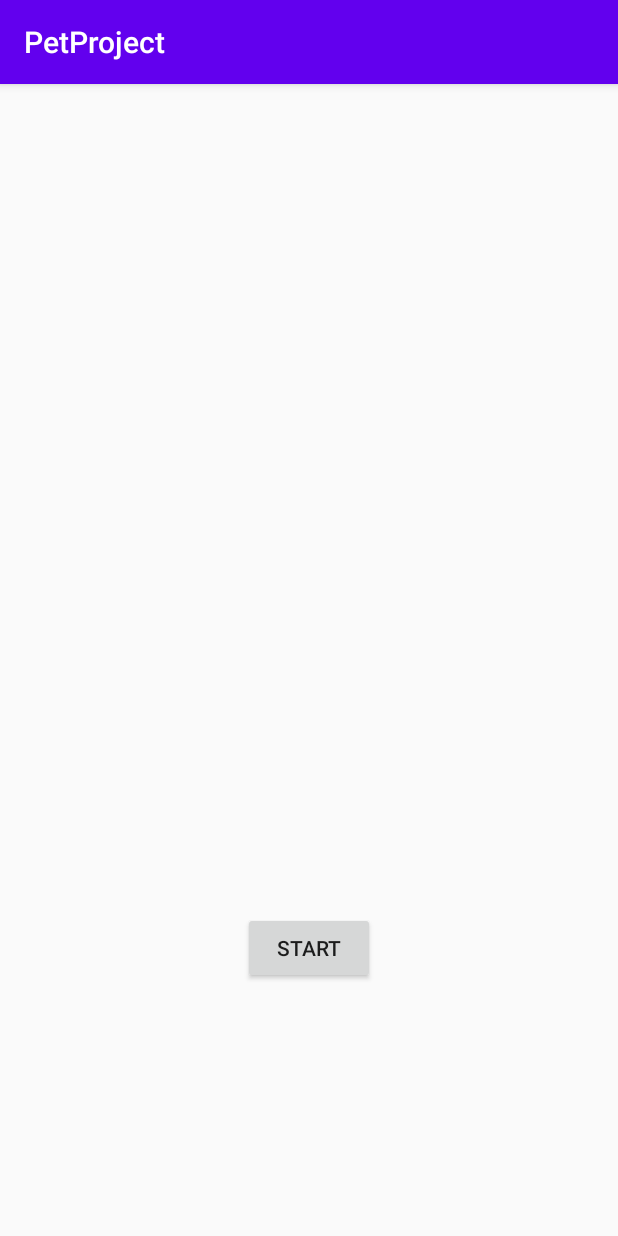
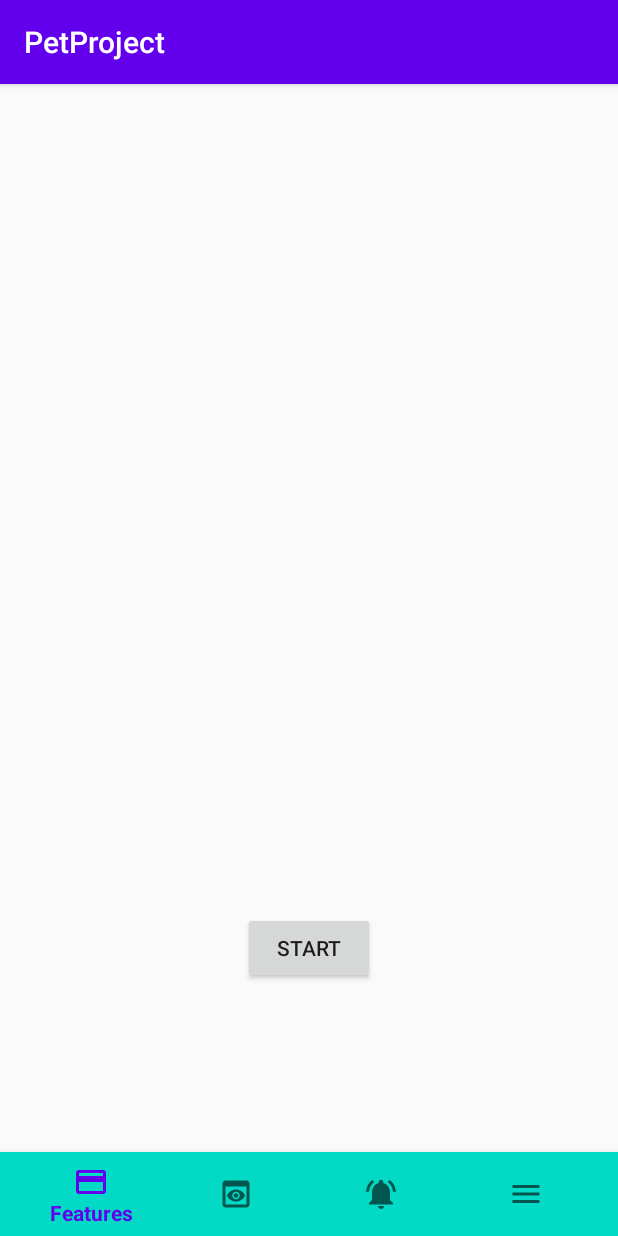
Before and after one commit to Denchikspb/PetProject, an Android app: the screen it shows after launch (MainActivity), on a phone screen of 412 x 824 dp. Run offline under Robolectric (Android 15) with nearby library versions, the phone set to English and light mode, and no system bars; our stand-ins replace Dagger/Hilt's generated code; 2 statements that could not run were skipped.

Commit message:
add bottom navigation

```diff
--- a/app/build.gradle
+++ b/app/build.gradle
@@ -51,4 +51,6 @@ dependencies {
 
     implementation 'com.github.bumptech.glide:glide:4.11.0'
     annotationProcessor 'com.github.bumptech.glide:compiler:4.11.0'
+
+    implementation 'com.google.android.material:material:1.3.0'
 }
--- a/app/src/main/java/com/example/petproject/MainActivity.kt
+++ b/app/src/main/java/com/example/petproject/MainActivity.kt
@@ -3,6 +3,7 @@ package com.example.petproject
 import android.content.Intent
 import android.os.Bundle
 import android.view.View
+import android.widget.Toast
 import androidx.appcompat.app.AppCompatActivity
 import com.example.petproject.app.CardManagementRepo
 import com.example.petproject.app.TestClassA
@@ -11,6 +12,7 @@ import com.example.petproject.datasource.LocalDataSource
 import com.example.petproject.di.ApplicationComponent
 import com.example.petproject.di.DaggerApplicationComponent
 import com.example.petproject.login.ui.LoginActivity
+import com.google.android.material.bottomnavigation.BottomNavigationView
 import kotlinx.android.synthetic.main.activity_main.*
 import javax.inject.Inject
 
@@ -35,6 +37,32 @@ class MainActivity : AppCompatActivity() {
             startActivity(intent)
         }
 
+        bottom_navigation.setOnNavigationItemSelectedListener {
+            when (it.itemId) {
+                R.id.page_1 -> {
+                    Toast.makeText(this, "first", Toast.LENGTH_SHORT)
+                    // navigate
+                    true
+                }
+                R.id.page_2 -> {
+                    Toast.makeText(this, "second", Toast.LENGTH_SHORT)
+                    // navigate
+                    true
+                }
+                R.id.page_3 -> {
+                    Toast.makeText(this, "third", Toast.LENGTH_SHORT)
+                    // navigate
+                    true
+                }
+                R.id.page_4 -> {
+                    Toast.makeText(this, "fourth", Toast.LENGTH_SHORT)
+                    // navigate
+                    true
+                }
+                else -> false
+            }
+        }
+
         testClassA.show()
 
     }
--- /dev/null
+++ b/app/src/main/res/drawable/ic_credit_card.xml
@@ -0,0 +1,9 @@
+<vector xmlns:android="http://schemas.android.com/apk/res/android"
+    android:width="24dp"
+    android:height="24dp"
+    android:viewportWidth="24"
+    android:viewportHeight="24">
+  <path
+      android:fillColor="#FF000000"
+      android:pathData="M20,4L4,4c-1.11,0 -1.99,0.89 -1.99,2L2,18c0,1.11 0.89,2 2,2h16c1.11,0 2,-0.89 2,-2L22,6c0,-1.11 -0.89,-2 -2,-2zM20,18L4,18v-6h16v6zM20,8L4,8L4,6h16v2z"/>
+</vector>
--- /dev/null
+++ b/app/src/main/res/drawable/ic_menu.xml
@@ -0,0 +1,9 @@
+<vector xmlns:android="http://schemas.android.com/apk/res/android"
+    android:width="24dp"
+    android:height="24dp"
+    android:viewportWidth="24"
+    android:viewportHeight="24">
+  <path
+      android:fillColor="#FF000000"
+      android:pathData="M3,18h18v-2L3,16v2zM3,13h18v-2L3,11v2zM3,6v2h18L21,6L3,6z"/>
+</vector>
--- /dev/null
+++ b/app/src/main/res/drawable/ic_notifications_active_black.xml
@@ -0,0 +1,9 @@
+<vector xmlns:android="http://schemas.android.com/apk/res/android"
+    android:width="18dp"
+    android:height="18dp"
+    android:viewportWidth="24"
+    android:viewportHeight="24">
+  <path
+      android:pathData="M7.58,4.08L6.15,2.65C3.75,4.48 2.17,7.3 2.03,10.5h2c0.15,-2.65 1.51,-4.97 3.55,-6.42zM19.97,10.5h2c-0.15,-3.2 -1.73,-6.02 -4.12,-7.85l-1.42,1.43c2.02,1.45 3.39,3.77 3.54,6.42zM18,11c0,-3.07 -1.64,-5.64 -4.5,-6.32L13.5,4c0,-0.83 -0.67,-1.5 -1.5,-1.5s-1.5,0.67 -1.5,1.5v0.68C7.63,5.36 6,7.92 6,11v5l-2,2v1h16v-1l-2,-2v-5zM12,22c0.14,0 0.27,-0.01 0.4,-0.04 0.65,-0.14 1.18,-0.58 1.44,-1.18 0.1,-0.24 0.15,-0.5 0.15,-0.78h-4c0.01,1.1 0.9,2 2.01,2z"
+      android:fillColor="#000000"/>
+</vector>
--- /dev/null
+++ b/app/src/main/res/drawable/ic_preview_black.xml
@@ -0,0 +1,9 @@
+<vector xmlns:android="http://schemas.android.com/apk/res/android"
+    android:width="18dp"
+    android:height="18dp"
+    android:viewportWidth="24"
+    android:viewportHeight="24">
+  <path
+      android:pathData="M19,3H5C3.89,3 3,3.9 3,5v14c0,1.1 0.89,2 2,2h14c1.1,0 2,-0.9 2,-2V5C21,3.9 20.11,3 19,3zM19,19H5V7h14V19zM13.5,13c0,0.83 -0.67,1.5 -1.5,1.5s-1.5,-0.67 -1.5,-1.5c0,-0.83 0.67,-1.5 1.5,-1.5S13.5,12.17 13.5,13zM12,9c-2.73,0 -5.06,1.66 -6,4c0.94,2.34 3.27,4 6,4s5.06,-1.66 6,-4C17.06,10.66 14.73,9 12,9zM12,15.5c-1.38,0 -2.5,-1.12 -2.5,-2.5c0,-1.38 1.12,-2.5 2.5,-2.5c1.38,0 2.5,1.12 2.5,2.5C14.5,14.38 13.38,15.5 12,15.5z"
+      android:fillColor="#000000"/>
+</vector>
--- a/app/src/main/res/layout/activity_main.xml
+++ b/app/src/main/res/layout/activity_main.xml
@@ -30,4 +30,14 @@
         app:layout_constraintStart_toStartOf="parent"
         app:layout_constraintTop_toBottomOf="@+id/textView" />
 
+    <com.google.android.material.bottomnavigation.BottomNavigationView
+        android:id="@+id/bottom_navigation"
+        android:layout_width="match_parent"
+        android:layout_height="wrap_content"
+        android:background="@color/colorAccent"
+        app:layout_constraintBottom_toBottomOf="parent"
+        app:layout_constraintEnd_toEndOf="parent"
+        app:layout_constraintStart_toStartOf="parent"
+        app:menu="@menu/bottom_navigation_menu" />
+
 </androidx.constraintlayout.widget.ConstraintLayout>
--- /dev/null
+++ b/app/src/main/res/menu/bottom_navigation_menu.xml
@@ -0,0 +1,25 @@
+<?xml version="1.0" encoding="utf-8"?>
+<menu xmlns:android="http://schemas.android.com/apk/res/android">
+    <item
+        android:id="@+id/page_1"
+        android:enabled="true"
+        android:icon="@drawable/ic_credit_card"
+        android:title="@string/bottom_tab_1" />
+    <item
+        android:id="@+id/page_2"
+        android:enabled="true"
+        android:icon="@drawable/ic_preview_black"
+        android:title="@string/bottom_tab_2" />
+
+    <item
+        android:id="@+id/page_3"
+        android:enabled="true"
+        android:icon="@drawable/ic_notifications_active_black"
+        android:title="@string/bottom_tab_3" />
+
+    <item
+        android:id="@+id/page_4"
+        android:enabled="true"
+        android:icon="@drawable/ic_menu"
+        android:title="@string/bottom_tab_4" />
+</menu>
--- a/app/src/main/res/values/strings.xml
+++ b/app/src/main/res/values/strings.xml
@@ -1,3 +1,8 @@
 <resources>
     <string name="app_name">PetProject</string>
+
+    <string name="bottom_tab_1">Features</string>
+    <string name="bottom_tab_2">Catalog</string>
+    <string name="bottom_tab_3">Notifications</string>
+    <string name="bottom_tab_4">Menu</string>
 </resources>
--- a/build.gradle
+++ b/build.gradle
@@ -6,7 +6,7 @@ buildscript {
         jcenter()
     }
     dependencies {
-        classpath "com.android.tools.build:gradle:4.0.0"
+        classpath 'com.android.tools.build:gradle:4.1.2'
         classpath "org.jetbrains.kotlin:kotlin-gradle-plugin:$kotlin_version"
 
         // NOTE: Do not place your application dependencies here; they belong
```
Also changed, not shown: 2 other files.
